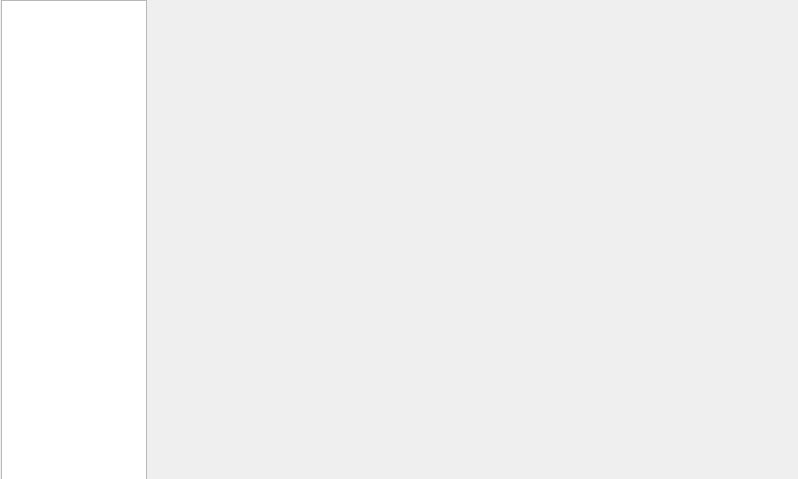
The window that userinterface.ui (SnakStar/QT-200) describes before a commit, drawn with Qt 5.
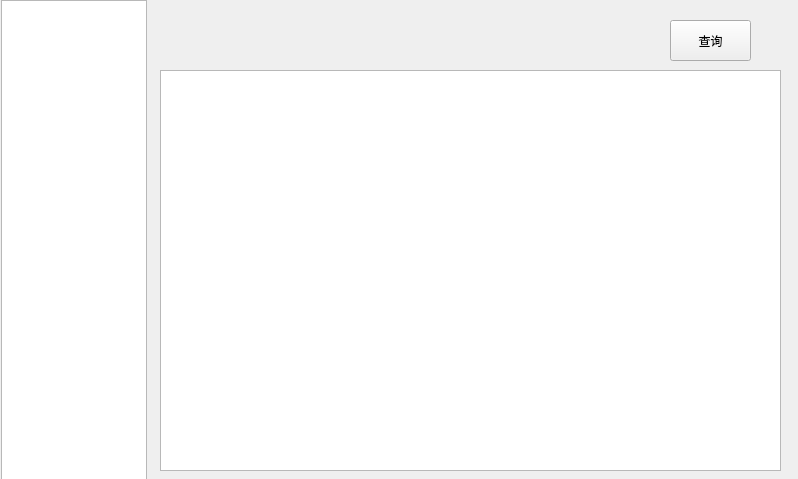
The same window after the commit. The open tabs and pages were chosen to show the change.

Commit message:
2017-4-20 1、更新算法文件,支持多种算法计算结果 2、更新ID卡内容数据，由184改为257个字节 3、增加ID卡信息、批号、有效期时间可查询功能 4、修改部分打印格式和打印文字 5、修改hsCRP+CRP项目的结果显示，修改为双值显示 6、修改打印hsCRP+CRP的结果为双行显示， 7、添加仪器烧录ID卡功能 8、添加仪器传输测试数据功能 9、修复新增的结果计算函数导致程序崩溃的原因，原因为结果为0时，没有设定返回值 10、添加结果测试信息结构体 11、添加射频卡信息界面，修改数据库中射频卡字段 12、更新翻译语言文件 13、在测试源程序中,添加通过串口发送数据，将其解析成结果的功能 更新版本为0.29.0
2017-5-8
1、修复打印乱码，波特率由19200改为9600
2、更新版本为0.29.1

2017-5-9
1、添加射频免密卡刷卡通知
2、添加参考值删除通知
3、参数值删除添加二次确认
4、修复射频卡界面没有英文版本的问题
5、重新修改射频界面显示内容
6、添加日志记录、显示功能
7、更新翻译语言文件
8、修复旧射频卡卡号信息解析错误的BUG
更新版本为0.30.0

```diff
--- a/userinterface.ui
+++ b/userinterface.ui
@@ -365,7 +365,34 @@
      </property>
     </widget>
    </widget>
-   <widget class="QWidget" name="LogAPI"/>
+   <widget class="QWidget" name="LogAPI">
+    <widget class="QPushButton" name="btnLogQuery">
+     <property name="geometry">
+      <rect>
+       <x>530</x>
+       <y>20</y>
+       <width>81</width>
+       <height>41</height>
+      </rect>
+     </property>
+     <property name="text">
+      <string>查询</string>
+     </property>
+    </widget>
+    <widget class="QTextEdit" name="teLogShow">
+     <property name="geometry">
+      <rect>
+       <x>20</x>
+       <y>70</y>
+       <width>621</width>
+       <height>401</height>
+      </rect>
+     </property>
+     <property name="readOnly">
+      <bool>true</bool>
+     </property>
+    </widget>
+   </widget>
    <widget class="QWidget" name="RFIDAPI">
     <widget class="QGroupBox" name="groupBox_WriteMode">
      <property name="geometry">
```
Left out of the diff: 18 changed lines with no effect on the pictures. The commit also changes 19 other files.
